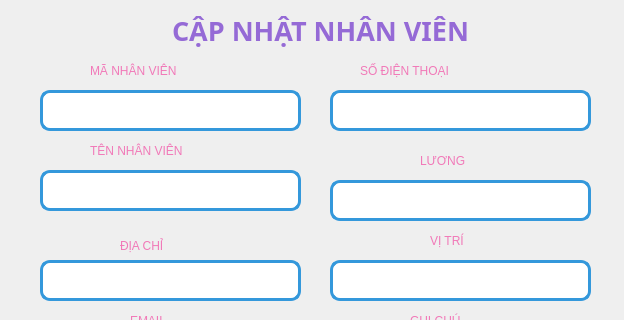
First picture: the form in Nhanvien/updateNV.ui, repository minhngoc22/Pet-Store, before the edit; both pictures show x 0 to 624 and y 0 to 320 of the 624 by 538 pixel window.
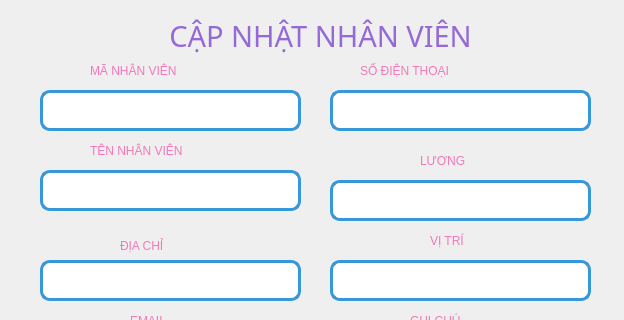
Second picture: the form after the edit.

What changed in the file:
```diff
--- a/Nhanvien/updateNV.ui
+++ b/Nhanvien/updateNV.ui
@@ -31,18 +31,19 @@
   <widget class="QLabel" name="labelTitle">
    <property name="geometry">
     <rect>
-     <x>110</x>
+     <x>100</x>
      <y>10</y>
-     <width>421</width>
-     <height>41</height>
+     <width>441</width>
+     <height>51</height>
     </rect>
    </property>
    <property name="font">
     <font>
-     <family>Arial Black</family>
-     <pointsize>20</pointsize>
-     <weight>75</weight>
-     <bold>true</bold>
+     <family>Segoe UI Black</family>
+     <pointsize>22</pointsize>
+     <weight>10</weight>
+     <italic>false</italic>
+     <bold>false</bold>
     </font>
    </property>
    <property name="styleSheet">
```
Left out of the diff: 3 changed lines with no effect on the pictures.
